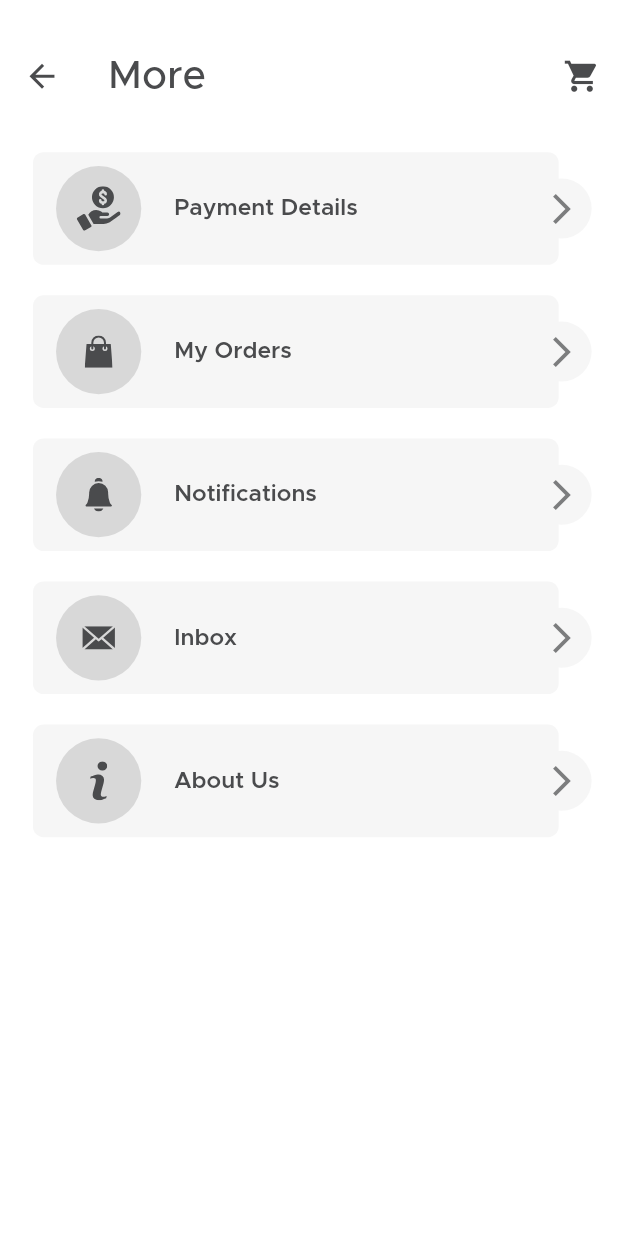
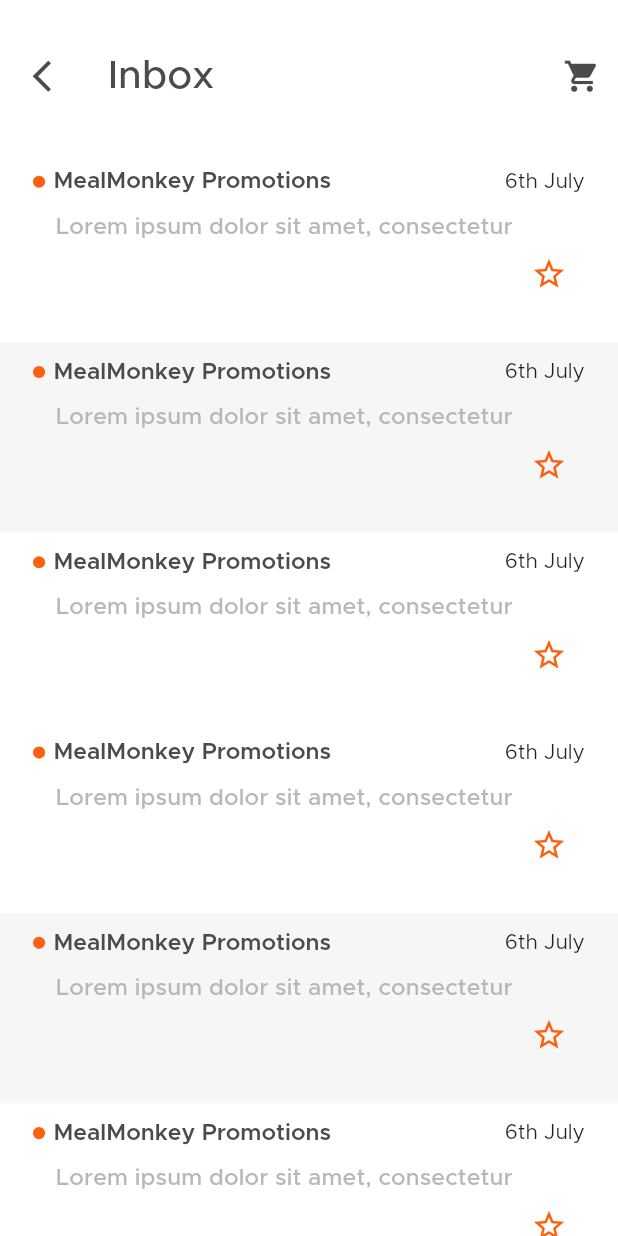
Before and after one commit to zaynrix/Food-Meal-Monkey, a Flutter app: the MorePage screen opened directly, after a tap on "Inbox", on a phone screen of 412 x 824 dp. Run offline on Flutter 3.47's test engine with Material 2 defaults, Android fonts, the light colour scheme and no system bars; our stand-ins replace firebase_core, flutter_rating_bar, flutter_screenutil, flutter_svg, pinput; missing offline and left inert: flutter_slider_indicator; accounts and stored records are empty.

Commit message:
add inbox Page

```diff
--- /dev/null
+++ b/lib/core/model/inbox_model.dart
@@ -0,0 +1,26 @@
+part of models;
+class InboxModel {
+  InboxModel(
+      {required this.title,
+      required this.content,
+      required this.date,
+      required this.isFavorite,
+      required this.isRead
+      });
+
+  final String title;
+  final String date;
+  final String content;
+  final bool isRead;
+  final bool isFavorite;
+
+  static  List<InboxModel> inboxes = [
+    InboxModel(title: "MealMonkey Promotions", content: "Lorem ipsum dolor sit amet, consectetur ", date: "6th July", isFavorite: false, isRead: true),
+    InboxModel(title: "MealMonkey Promotions", content: "Lorem ipsum dolor sit amet, consectetur ", date: "6th July", isFavorite: false, isRead: false),
+    InboxModel(title: "MealMonkey Promotions", content: "Lorem ipsum dolor sit amet, consectetur ", date: "6th July", isFavorite: false, isRead: true),
+    InboxModel(title: "MealMonkey Promotions", content: "Lorem ipsum dolor sit amet, consectetur ", date: "6th July", isFavorite: false, isRead: true),
+    InboxModel(title: "MealMonkey Promotions", content: "Lorem ipsum dolor sit amet, consectetur ", date: "6th July", isFavorite: false, isRead: false),
+    InboxModel(title: "MealMonkey Promotions", content: "Lorem ipsum dolor sit amet, consectetur ", date: "6th July", isFavorite: false, isRead: true),
+    InboxModel(title: "MealMonkey Promotions", content: "Lorem ipsum dolor sit amet, consectetur ", date: "6th July", isFavorite: false, isRead: false),
+  ];
+}
--- a/lib/core/model/models.dart
+++ b/lib/core/model/models.dart
@@ -8,3 +8,4 @@
 part 'main_menu.dart';
 part 'category_model.dart';
 part 'item-model.dart';
+part 'inbox_model.dart';
--- a/lib/resources/theme_manager.dart
+++ b/lib/resources/theme_manager.dart
@@ -37,7 +37,7 @@
           headline4: TextStyle(fontSize: 22.0.sp,fontFamily: 'Metropolis', fontWeight: FontWeight.bold, color: blackColor),
           headline5: TextStyle(fontSize: 14.0.sp,fontFamily: 'Metropolis', fontWeight: FontWeight.w600, color: primaryFontColor ),
           headline6: TextStyle(fontSize: 11.0.sp,fontFamily: 'Metropolis', fontWeight: FontWeight.normal, color: secondaryFontColor),
-          // subtitle2: TextStyle(fontSize: 24.sp,fontFamily: 'Open Sans', fontWeight: FontWeight.normal, color: blackColor),
+          subtitle2: TextStyle(fontSize: 14.sp,fontFamily: 'Metropolis', fontWeight: FontWeight.w500, color: unSelectedIconColor),
           bodyText1: TextStyle(fontSize: 12.0.sp,fontFamily: 'Metropolis', fontWeight: FontWeight.normal, color: whiteColor ),
           // bodyText2: TextStyle(fontSize: 12.0.sp,fontFamily: 'Open Sans', fontWeight: FontWeight.normal, color: blackColor ),
           subtitle1: TextStyle(fontSize: 16.sp,fontFamily: 'Metropolis', fontWeight: FontWeight.bold, color: whiteColor),
--- a/lib/resources/values_manager.dart
+++ b/lib/resources/values_manager.dart
@@ -82,6 +82,8 @@
   static const double s85 = 85.0;
   static const double s87 = 87.0;
   static const double s100 = 100.0;
+  static const double s110 = 110.0;
+  static const double s125  = 125.0;
   static const double s130 = 130.0;
   static const double s150 = 150.0;
   static const double s155 = 155.0;
@@ -92,5 +94,8 @@
 
 final vSpace5 = SizedBox(height: AppSize.s5.h,);
 final vSpace20 = SizedBox(height: AppSize.s20.h,);
+final vSpace10 = SizedBox(height: AppSize.s10.h,);
+final vSpace15 = SizedBox(height: AppSize.s15.h,);
 final hSpace14 = SizedBox(width: AppSize.s14.w,);
 final hSpace20 = SizedBox(width: AppSize.s20.w,);
+final hSpace5 = SizedBox(width: AppSize.s5.w,);
--- a/lib/routing/router.dart
+++ b/lib/routing/router.dart
@@ -13,6 +13,7 @@
   static const String mainPage = '/mainPage';
   static const String dessertsPage = '/dessertsPage';
   static const String aboutAsPage = '/aboutAsPage';
+  static const String inboxPage = '/inboxPage';
 
 
   RouteGenerator._();
--- a/lib/routing/routes.dart
+++ b/lib/routing/routes.dart
@@ -1,6 +1,5 @@
 import 'package:flutter/material.dart';
 import 'package:food_delivery_app/routing/router.dart';
-
 import '../ui/pages/pages.dart';
 
 
@@ -31,6 +30,8 @@
         return MaterialPageRoute(builder: (_) => DessertsPage());
       case RouteGenerator.aboutAsPage:
         return MaterialPageRoute(builder: (_) => const AboutAsPage());
+      case RouteGenerator.inboxPage:
+        return MaterialPageRoute(builder: (_) => InboxPage());
         default:
         throw const FormatException("Route not found");
     }
--- /dev/null
+++ b/lib/ui/pages/entry/more_pages/inbox_page.dart
@@ -0,0 +1,32 @@
+part of pages;
+
+class InboxPage extends StatelessWidget {
+   InboxPage({Key? key}) : super(key: key);
+
+  final List<InboxModel> inboxes = InboxModel.inboxes;
+
+  @override
+  Widget build(BuildContext context) {
+    return Scaffold(
+      appBar: AppBar(
+        title: const Text("Inbox"),
+        leading: IconButton(onPressed: (){ServiceNavigation.serviceNavi.back();}, icon: const Icon(Icons.arrow_back_ios_new_outlined),),
+        actions: [
+          IconButton(onPressed: () {}, icon: const Icon(Icons.shopping_cart)),
+        ],
+      ),
+      body: SingleChildScrollView(
+        child: ListView.builder(
+          itemCount: inboxes.length,
+          shrinkWrap: true,
+          physics: const NeverScrollableScrollPhysics(),
+          itemBuilder: (context , index) {
+            final inbox = inboxes[index];
+            return InboxTile(title: inbox.title, supTitle: inbox.content, date: inbox.date, isRead: inbox.isRead);
+          },
+
+        ),
+      ),
+    );
+  }
+}
--- a/lib/ui/pages/entry/more_pages/main_more_page.dart
+++ b/lib/ui/pages/entry/more_pages/main_more_page.dart
@@ -27,7 +27,7 @@
             vSpace20,
             MoreTile(title: 'Notifications', iconPath: IconAssets.notificationIcon, onTap: () {},),
             vSpace20,
-            MoreTile(title: 'Inbox', iconPath: IconAssets.inboxIcon, onTap: () {},),
+            MoreTile(title: 'Inbox', iconPath: IconAssets.inboxIcon, onTap: () {ServiceNavigation.serviceNavi.pushNamedWidget(RouteGenerator.inboxPage);},),
             vSpace20,
             MoreTile(title: 'About Us', iconPath: IconAssets.aboutAsIcon, onTap: () {ServiceNavigation.serviceNavi.pushNamedWidget(RouteGenerator.aboutAsPage);},),
           ],
--- a/lib/ui/pages/pages.dart
+++ b/lib/ui/pages/pages.dart
@@ -34,3 +34,4 @@
 part 'entry/more_pages//main_more_page.dart';
 part 'entry/menu_pages//desserts_page.dart';
 part 'entry/more_pages/about_as_page.dart';
+part 'entry/more_pages/inbox_page.dart';
--- /dev/null
+++ b/lib/ui/widgets/custom_circle_avatar.dart
@@ -0,0 +1,15 @@
+part of widgets;
+
+class CustomCircleAvatar extends StatelessWidget {
+  const CustomCircleAvatar({
+    Key? key,
+  }) : super(key: key);
+
+  @override
+  Widget build(BuildContext context) {
+    return CircleAvatar(
+      backgroundColor: orangeColor,
+      radius: AppSize.s4.r,
+    );
+  }
+}
--- /dev/null
+++ b/lib/ui/widgets/more_widgets/inbox_tile.dart
@@ -0,0 +1,52 @@
+part of widgets;
+
+class InboxTile extends StatelessWidget {
+  const InboxTile({
+    required this.title,
+    required this.supTitle,
+    required this.date,
+    required this.isRead,
+    Key? key,
+  }) : super(key: key);
+  final bool isRead;
+  final String title;
+  final String supTitle;
+  final String date;
+
+
+  @override
+  Widget build(BuildContext context) {
+    final TextTheme textTheme= Theme.of(context).textTheme;
+    return Container(
+      color: isRead == true ? whiteColor : moreCardColor,
+      padding: EdgeInsets.symmetric(horizontal: AppPadding.p20.w, vertical: AppPadding.p12.h),
+      // margin: EdgeInsetsDirectional.only(bottom: AppSize.s10.h),
+      height: AppSize.s125.h,
+      child: Column(
+        crossAxisAlignment: CrossAxisAlignment.start,
+        children: [
+          Row(
+            children: [
+              const CustomCircleAvatar(),
+              hSpace5,
+              Text(title, style: textTheme.headline5,),
+              const Spacer(),
+              Text(date),
+            ],
+          ),
+          vSpace15,
+          Row(
+            children: [
+              hSpace14,
+              Text(supTitle, style: textTheme.subtitle2,),
+            ],
+          ),
+          Align(
+            alignment: Alignment.centerRight,
+            child: IconButton(onPressed: (){}, icon: const Icon(Icons.star_border, color: orangeColor,),),
+          )
+        ],
+      ),
+    );
+  }
+}
--- a/lib/ui/widgets/widgets.dart
+++ b/lib/ui/widgets/widgets.dart
@@ -24,3 +24,5 @@
 part 'auth_widgets/footer_auth.dart';
 part 'menu_widgets//dessert_widget.dart';
 part 'more_widgets/more_tile.dart';
+part 'custom_circle_avatar.dart';
+part 'more_widgets/inbox_tile.dart';
```
